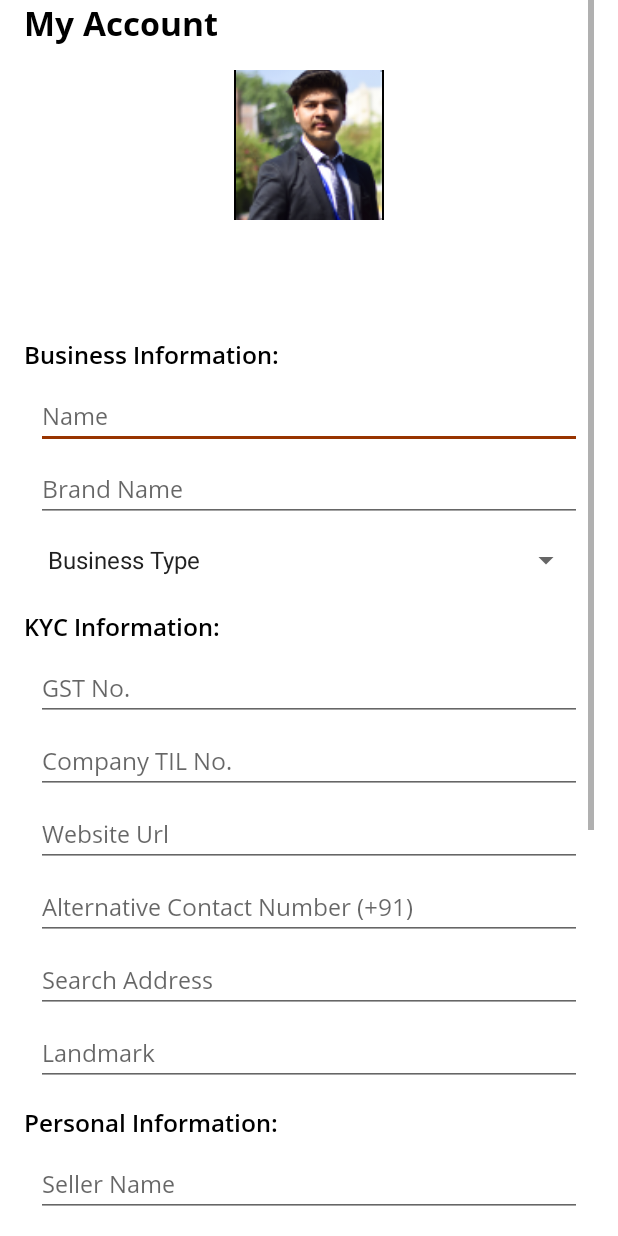
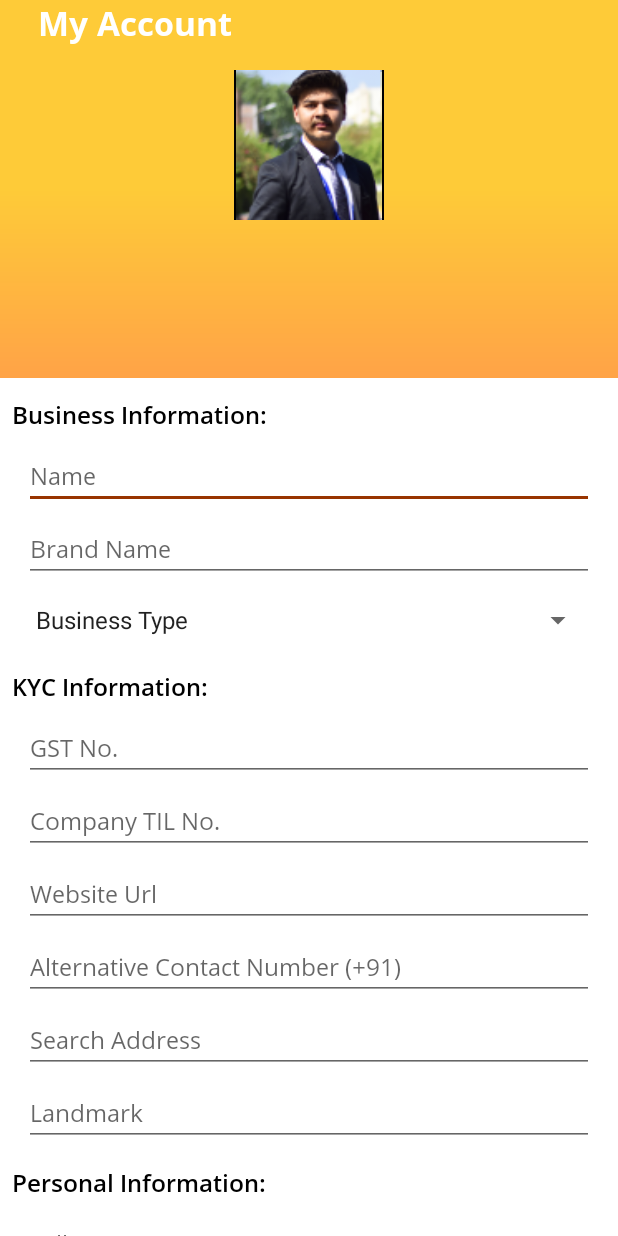
Before and after one commit to Jayeshpal167/MJwel, an Android app: the layout fragment_profile.xml on its own in the app's theme, with its tools: preview values and no code run, on a phone screen of 412 x 824 dp. Run offline under Robolectric (Android 15) with nearby library versions, the phone set to English and light mode, and no system bars.

Commit message:
changing the profile background

```diff
--- a/app/src/main/res/drawable/button_gradient_authentication.xml
+++ b/app/src/main/res/drawable/button_gradient_authentication.xml
@@ -1,5 +1,5 @@
 <?xml version="1.0" encoding="utf-8"?>
 <shape android:shape="rectangle" xmlns:android="http://schemas.android.com/apk/res/android">
     <corners android:radius="25dp" />
-    <gradient android:angle="270" android:startColor="@color/buttonGradientone" android:endColor="@color/buttonGradienttwo" />
+    <gradient android:angle="270" android:startColor="@color/buttonGradientOne" android:endColor="@color/buttonGradientTwo" />
 </shape>
--- /dev/null
+++ b/app/src/main/res/drawable/profile_background_gradient.xml
@@ -0,0 +1,10 @@
+<?xml version="1.0" encoding="utf-8"?>
+<shape xmlns:android="http://schemas.android.com/apk/res/android"
+    android:shape="rectangle">
+    <gradient
+        android:angle="90"
+        android:centerColor="#FECB38"
+        android:endColor="#FECB38"
+        android:startColor="#FFA347" />
+
+</shape>
--- a/app/src/main/res/layout/fragment_profile.xml
+++ b/app/src/main/res/layout/fragment_profile.xml
@@ -1,90 +1,115 @@
 <?xml version="1.0" encoding="utf-8"?>
-<ScrollView xmlns:android="http://schemas.android.com/apk/res/android"
+<androidx.core.widget.NestedScrollView xmlns:android="http://schemas.android.com/apk/res/android"
     xmlns:tools="http://schemas.android.com/tools"
     android:layout_width="match_parent"
-    android:paddingLeft="16dp"
-    android:paddingRight="16dp"
-    android:paddingBottom="16dp"
+    android:layout_height="match_parent"
     android:background="@color/white"
-    android:layout_height="match_parent"
     tools:context=".fragments.ProfileFragment">
+
     <LinearLayout
         android:layout_width="match_parent"
         android:layout_height="wrap_content"
         android:orientation="vertical">
+
+        <LinearLayout
+            android:layout_width="match_parent"
+            android:layout_height="wrap_content"
+            android:background="@drawable/profile_background_gradient"
+            android:orientation="vertical">
+
             <TextView
                 android:id="@+id/profileTitle"
                 android:layout_width="match_parent"
                 android:layout_height="wrap_content"
+                android:paddingLeft="25dp"
                 android:fontFamily="@font/opensansbold"
                 android:text="@string/my_account"
-            android:textColor="@color/black"
+                android:textColor="@color/white"
                 android:textSize="22sp"
                 android:textStyle="bold"
-            />
+                android:paddingStart="25dp"
+                tools:ignore="RtlSymmetry" />
+
             <ImageView
-            android:padding="1dp"
                 android:id="@+id/profile_image"
                 android:layout_width="100dp"
                 android:layout_height="100dp"
-            android:scaleType="centerCrop"
                 android:layout_gravity="center_horizontal"
                 android:layout_marginTop="16dp"
                 android:background="@drawable/profile_image"
                 android:contentDescription="@string/profile_image"
+                android:padding="1dp"
+                android:scaleType="centerCrop"
                 android:src="@drawable/sample_image" />
+
             <TextView
                 android:id="@+id/profile_name"
                 android:layout_width="match_parent"
                 android:layout_height="wrap_content"
                 android:layout_marginTop="16dp"
+                android:fontFamily="@font/opensanssemibold"
+                android:gravity="center_horizontal"
                 android:text=""
-            android:textSize="22sp"
-            android:fontFamily="@font/opensanssemibold"
-            android:textColor="@color/black"
-            android:gravity="center_horizontal"/>
+                android:padding="8dp"
+                android:textColor="@color/white"
+                android:textSize="22sp" />
+
             <TextView
                 android:id="@+id/profile_phone_number"
                 android:layout_width="match_parent"
                 android:layout_height="wrap_content"
                 android:layout_marginTop="5dp"
+                android:fontFamily="@font/opensanssemibold"
+                android:gravity="center_horizontal"
                 android:text=""
-            android:textSize="16sp"
-            android:fontFamily="@font/opensanssemibold"
-            android:textColor="@color/black"
-            android:gravity="center_horizontal"/>
+                android:padding="8dp"
+                android:textColor="@color/white"
+                android:textSize="16sp" />
+
+        </LinearLayout>
+
+        <LinearLayout
+            android:layout_width="match_parent"
+            android:layout_height="wrap_content"
+            android:orientation="vertical"
+            android:padding="8dp">
+
             <TextView
                 android:id="@+id/profile_business_info_title"
                 android:layout_width="match_parent"
                 android:layout_height="wrap_content"
                 android:layout_marginTop="5dp"
+                android:fontFamily="@font/opensanssemibold"
                 android:text="@string/business_information"
-            android:textSize="16sp"
-            android:fontFamily="@font/opensanssemibold"
-            android:textColor="@color/black"/>
+                android:textColor="@color/black"
+                android:textSize="16sp" />
+
             <LinearLayout
                 android:id="@+id/profile_business_info"
                 android:layout_width="match_parent"
                 android:layout_height="wrap_content"
                 android:orientation="vertical"
                 android:padding="8dp">
+
                 <EditText
                     android:id="@+id/profile_edit_name"
                     android:layout_width="match_parent"
                     android:layout_height="wrap_content"
+                    android:fontFamily="@font/opensansregular"
                     android:hint="@string/name"
-                android:fontFamily="@font/opensansregular"
-                android:textSize="16sp"
-                android:singleLine="true"/>
+                    android:singleLine="true"
+                    android:textSize="16sp" />
+
                 <EditText
                     android:id="@+id/profile_edit_brand_name"
                     android:layout_width="match_parent"
                     android:layout_height="wrap_content"
                     android:layout_marginTop="5dp"
+                    android:fontFamily="@font/opensansregular"
                     android:hint="@string/brand_name"
-                android:fontFamily="@font/opensansregular"
-                android:textSize="16sp"
-                android:singleLine="true"/>
+                    android:singleLine="true"
+                    android:textSize="16sp" />
+
                 <Spinner
                     android:id="@+id/profile_edit_business_type"
                     android:layout_width="match_parent"
@@ -92,176 +117,198 @@
                     android:layout_marginTop="5dp"
                     android:entries="@array/business_type_array"
                     android:fontFamily="@font/opensansregular"
-                android:textSize="16sp"/>
+                    android:textSize="16sp" />
             </LinearLayout>
+
             <TextView
                 android:id="@+id/profile_kyc_info_title"
                 android:layout_width="match_parent"
                 android:layout_height="wrap_content"
                 android:layout_marginTop="5dp"
+                android:fontFamily="@font/opensanssemibold"
                 android:text="@string/kyc_information"
-            android:textSize="16sp"
-            android:fontFamily="@font/opensanssemibold"
-            android:textColor="@color/black"/>
+                android:textColor="@color/black"
+                android:textSize="16sp" />
+
             <LinearLayout
                 android:id="@+id/profile_kyc_info"
                 android:layout_width="match_parent"
                 android:layout_height="wrap_content"
                 android:orientation="vertical"
                 android:padding="8dp">
+
                 <EditText
                     android:id="@+id/profile_gst_no"
                     android:layout_width="match_parent"
                     android:layout_height="wrap_content"
+                    android:fontFamily="@font/opensansregular"
                     android:hint="@string/gst_no"
-                android:fontFamily="@font/opensansregular"
-                android:textSize="16sp"
-                android:singleLine="true"/>
+                    android:singleLine="true"
+                    android:textSize="16sp" />
+
                 <EditText
                     android:id="@+id/profile_company_til"
                     android:layout_width="match_parent"
                     android:layout_height="wrap_content"
                     android:layout_marginTop="5dp"
+                    android:fontFamily="@font/opensansregular"
                     android:hint="@string/company_til_no"
-                android:fontFamily="@font/opensansregular"
-                android:textSize="16sp"
-                android:singleLine="true"/>
+                    android:singleLine="true"
+                    android:textSize="16sp" />
+
                 <EditText
                     android:id="@+id/profile_website_url"
                     android:layout_width="match_parent"
                     android:layout_height="wrap_content"
                     android:layout_marginTop="5dp"
+                    android:fontFamily="@font/opensansregular"
                     android:hint="@string/website_url"
-                android:fontFamily="@font/opensansregular"
-                android:textSize="16sp"
-                android:singleLine="true"/>
+                    android:singleLine="true"
+                    android:textSize="16sp" />
+
                 <EditText
                     android:id="@+id/profile_alternative_contact_no"
                     android:layout_width="match_parent"
                     android:layout_height="wrap_content"
                     android:layout_marginTop="5dp"
+                    android:fontFamily="@font/opensansregular"
                     android:hint="@string/alternative_contact_number_91"
-                android:fontFamily="@font/opensansregular"
-                android:textSize="16sp"
                     android:inputType="number"
                     android:maxLength="10"
-                android:singleLine="true"/>
+                    android:singleLine="true"
+                    android:textSize="16sp" />
+
                 <EditText
                     android:id="@+id/profile_search_address"
                     android:layout_width="match_parent"
                     android:layout_height="wrap_content"
                     android:layout_marginTop="5dp"
+                    android:fontFamily="@font/opensansregular"
                     android:hint="@string/search_address"
-                android:fontFamily="@font/opensansregular"
-                android:textSize="16sp"/>
+                    android:textSize="16sp" />
+
                 <EditText
                     android:id="@+id/profile_landmark"
                     android:layout_width="match_parent"
                     android:layout_height="wrap_content"
                     android:layout_marginTop="5dp"
+                    android:fontFamily="@font/opensansregular"
                     android:hint="@string/landmark"
-                android:fontFamily="@font/opensansregular"
-                android:textSize="16sp"/>
+                    android:textSize="16sp" />
             </LinearLayout>
+
             <TextView
                 android:id="@+id/profile_personal_information_title"
                 android:layout_width="match_parent"
                 android:layout_height="wrap_content"
                 android:layout_marginTop="5dp"
+                android:fontFamily="@font/opensanssemibold"
                 android:text="@string/personal_information"
-            android:textSize="16sp"
-            android:fontFamily="@font/opensanssemibold"
-            android:textColor="@color/black"/>
+                android:textColor="@color/black"
+                android:textSize="16sp" />
+
             <LinearLayout
                 android:id="@+id/profile_personal_information"
                 android:layout_width="match_parent"
                 android:layout_height="wrap_content"
                 android:orientation="vertical"
                 android:padding="8dp">
+
                 <EditText
                     android:id="@+id/profile_seller_name"
                     android:layout_width="match_parent"
                     android:layout_height="wrap_content"
+                    android:fontFamily="@font/opensansregular"
                     android:hint="@string/seller_name"
-                android:fontFamily="@font/opensansregular"
-                android:textSize="16sp"
-                android:singleLine="true"/>
+                    android:singleLine="true"
+                    android:textSize="16sp" />
+
                 <EditText
                     android:id="@+id/profile_edit_email"
                     android:layout_width="match_parent"
                     android:layout_height="wrap_content"
                     android:layout_marginTop="5dp"
+                    android:fontFamily="@font/opensansregular"
                     android:hint="@string/email_address"
-                android:fontFamily="@font/opensansregular"
-                android:textSize="16sp"
                     android:inputType="textEmailAddress"
-                android:singleLine="true"/>
+                    android:singleLine="true"
+                    android:textSize="16sp" />
+
                 <EditText
                     android:id="@+id/profile_edit_mobile_number"
                     android:layout_width="match_parent"
                     android:layout_height="wrap_content"
                     android:layout_marginTop="5dp"
+                    android:fontFamily="@font/opensansregular"
                     android:hint="@string/mobile_number"
-                android:fontFamily="@font/opensansregular"
-                android:textSize="16sp"
+                    android:inputType="number"
                     android:maxLength="10"
-                android:inputType="number"
-                android:singleLine="true"/>
+                    android:singleLine="true"
+                    android:textSize="16sp" />
+
                 <EditText
                     android:id="@+id/profile_edit_dob"
                     android:layout_width="match_parent"
                     android:layout_height="wrap_content"
                     android:layout_marginTop="5dp"
+                    android:fontFamily="@font/opensansregular"
                     android:hint="@string/dob_dd_mm_yyyy"
-                android:fontFamily="@font/opensansregular"
-                android:textSize="16sp"
-                android:singleLine="true"/>
+                    android:singleLine="true"
+                    android:textSize="16sp" />
+
                 <EditText
                     android:id="@+id/profile_state"
                     android:layout_width="match_parent"
                     android:layout_height="wrap_content"
                     android:layout_marginTop="5dp"
+                    android:fontFamily="@font/opensansregular"
                     android:hint="@string/state"
                     android:singleLine="true"
-                android:fontFamily="@font/opensansregular"
-                android:textSize="16sp"/>
+                    android:textSize="16sp" />
+
                 <EditText
                     android:id="@+id/profile_pincode"
                     android:layout_width="match_parent"
                     android:layout_height="wrap_content"
                     android:layout_marginTop="5dp"
+                    android:fontFamily="@font/opensansregular"
                     android:hint="@string/pincode"
                     android:inputType="number"
                     android:maxLength="6"
-                android:fontFamily="@font/opensansregular"
-                android:textSize="16sp"/>
+                    android:textSize="16sp" />
+
                 <CheckBox
                     android:id="@+id/profile_exporter"
                     android:layout_width="match_parent"
                     android:layout_height="wrap_content"
-                android:textSize="16sp"
-                android:textColor="@color/black"
                     android:layout_marginTop="8dp"
                     android:fontFamily="@font/opensanssemibold"
-                android:text="@string/exporter" />
+                    android:text="@string/exporter"
+                    android:textColor="@color/black"
+                    android:textSize="16sp" />
+
                 <CheckBox
                     android:id="@+id/profile_i_accept"
                     android:layout_width="match_parent"
                     android:layout_height="wrap_content"
-                android:textSize="16sp"
-                android:textColor="@color/black"
                     android:layout_marginTop="8dp"
                     android:fontFamily="@font/opensanssemibold"
-                android:text="@string/i_accept_the_terms_of_the_uses_and_privacy_policy" />
+                    android:text="@string/i_accept_the_terms_of_the_uses_and_privacy_policy"
+                    android:textColor="@color/black"
+                    android:textSize="16sp" />
             </LinearLayout>
+
+        </LinearLayout>
+
         <Button
             android:id="@+id/profile_save"
             android:layout_width="match_parent"
             android:layout_height="wrap_content"
+            android:background="@drawable/common_gradient"
             android:text="@string/profile_save"
             android:textAllCaps="false"
-            android:textColor="@color/white"
-            android:background="@drawable/common_gradient" />
+            android:textColor="@color/white" />
 
     </LinearLayout>
-</ScrollView>
+
+</androidx.core.widget.NestedScrollView>
--- a/app/src/main/res/values/colors.xml
+++ b/app/src/main/res/values/colors.xml
@@ -12,6 +12,7 @@
     <color name="tint_grey">#F6F6F6</color>
     <color name="category_text">#484848</color>
     <color name="category_inactive_text">#B8B8B8</color>
-    <color name="buttonGradientone">#E18F37</color>
-    <color name="buttonGradienttwo">#983400</color>
+    <color name="buttonGradientOne">#E18F37</color>
+    <color name="buttonGradientTwo">#983400</color>
+    <color name="profileToolBarTopColor">#FECB38</color>
 </resources>
```
Also changed, not shown: app/src/main/java/jwel/prime/com/mjwel/fragments/HomeFragment.java (+10 -12 lines), app/src/main/java/jwel/prime/com/mjwel/fragments/ProfileFragment.java (+25 -12 lines), app/src/main/res/layout/app_bar_home.xml (+10 -21 lines). Lines whose indentation alone changed are shown as unchanged.
